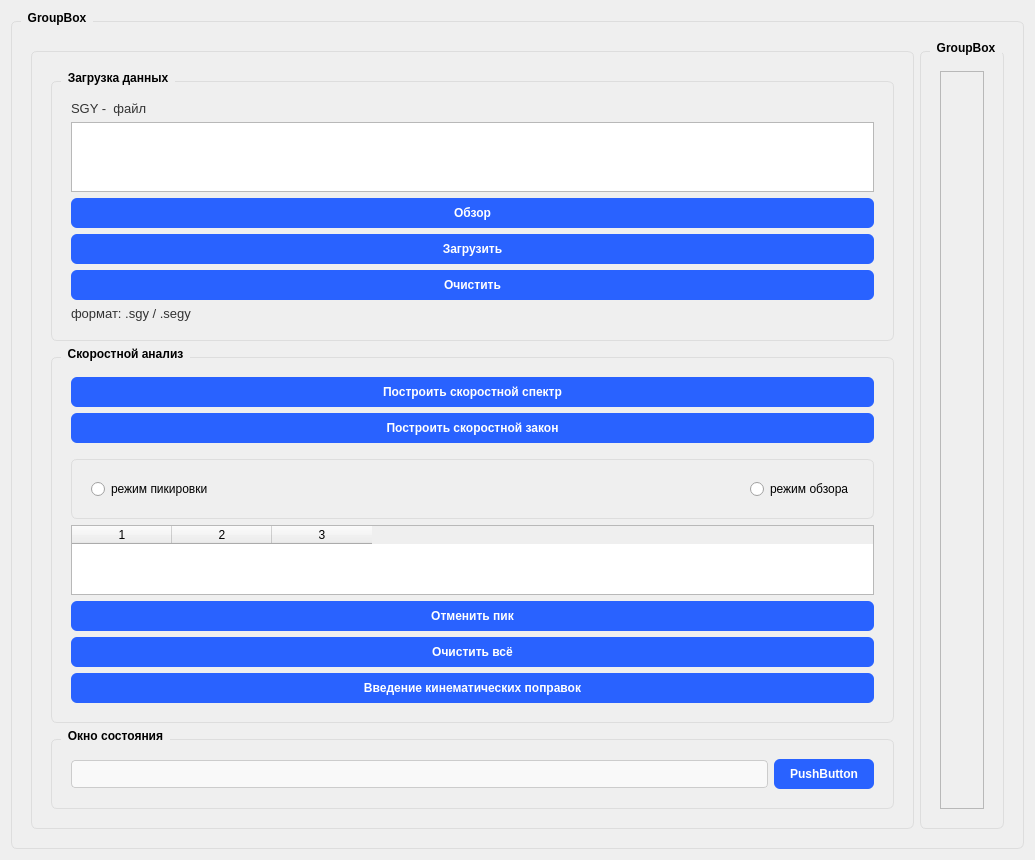
gasng/SeismicTools, file seismictools/apps/NMO_Worker/UI/Settings/NMOWidget.ui: the form before one commit.
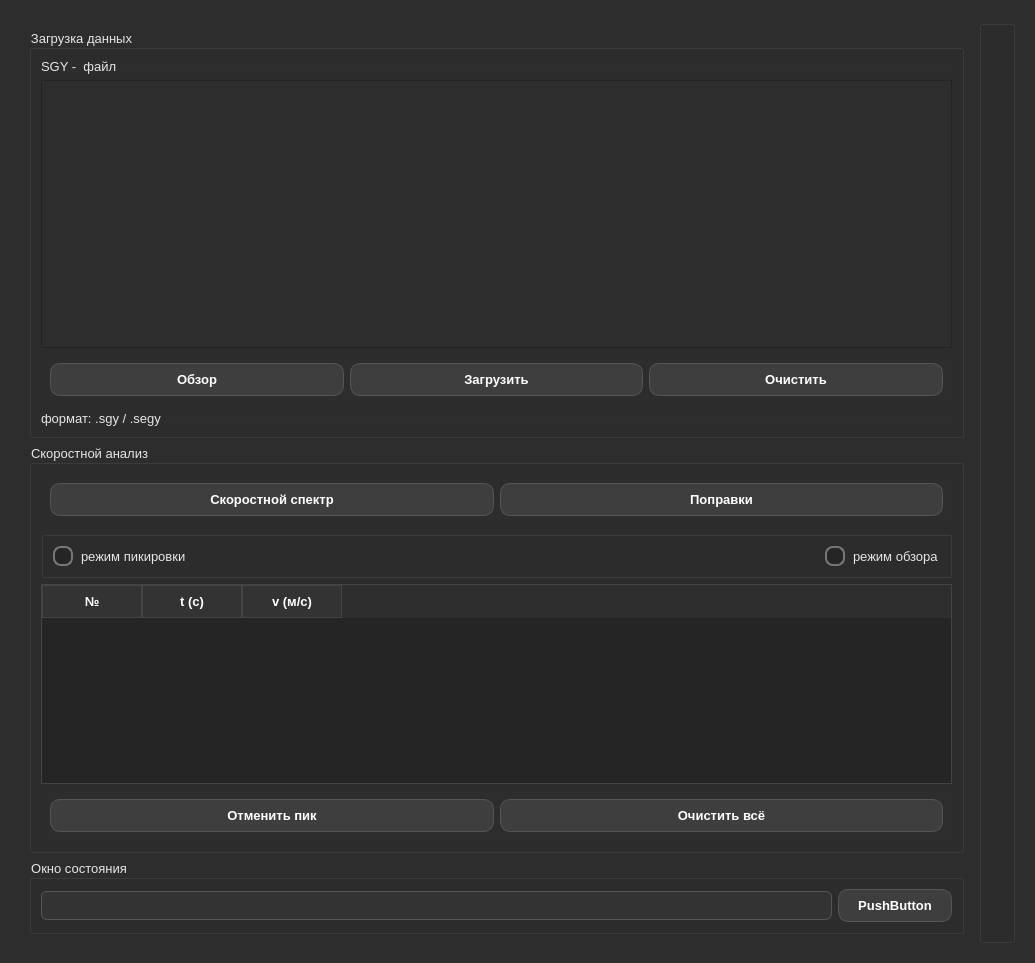
The form after the commit.

Commit message: Изменил дизайн приложения, поставил тёмную тему

```diff
--- a/seismictools/apps/NMO_Worker/UI/Settings/NMOWidget.ui
+++ b/seismictools/apps/NMO_Worker/UI/Settings/NMOWidget.ui
@@ -7,72 +7,136 @@
     <x>0</x>
     <y>0</y>
     <width>1035</width>
-    <height>801</height>
+    <height>963</height>
    </rect>
   </property>
   <property name="windowTitle">
    <string>Form</string>
   </property>
   <property name="styleSheet">
-   <string notr="true">QPushButton {
-    background-color: #2962FF;
-    color: white;
-    border-radius: 6px;
+   <string notr="true">/* Основной стиль — тёмная тема */
+QWidget {
+    background-color: #2d2d2d;
+    color: #e6e6e6;
+    font-family: &quot;Segoe UI&quot;, &quot;Noto Sans&quot;, sans-serif;
+    font-size: 10pt;
+}
+
+/* Кнопки — округлые, с границей, хорошо различимы */
+QPushButton {
+    background-color: #3e3e3e;
+    border: 1px solid #555555;
+    border-radius: 10px;
     padding: 8px 16px;
-    font-weight: bold;
+    color: #ffffff;
+    min-width: 80px;
+    font-weight: 500;
 }
 
 QPushButton:hover {
-    background-color: #1E40AF;
+    background-color: #4c4c4c;
+    border: 1px solid #666666;
 }
 
 QPushButton:pressed {
-    background-color: #172554;
+    background-color: #2a2a2a;
+    border: 1px solid #444444;
 }
 
-QLineEdit {
-    border: 1px solid #ccc;
-    border-radius: 4px;
+QPushButton:disabled {
+    background-color: #353535;
+    color: #888888;
+    border: 1px solid #444444;
+}
+
+/* RadioButton — теперь чётко виден, включая выбранное состояние */
+QRadioButton {
+    color: #e6e6e6;
+    background-color: transparent;
+    spacing: 8px;
+}
+
+QRadioButton::indicator {
+    width: 16px;
+    height: 16px;
+    border: 2px solid #777777;
+    border-radius: 8px;
+    background-color: #252525;
+}
+
+QRadioButton::indicator:hover {
+    border: 2px solid #aaaaaa;
+}
+
+QRadioButton::indicator:checked {
+    border: 2px solid #00a8ff;
+    background-color: #00a8ff;
+}
+
+QRadioButton::indicator:checked:hover {
+    border: 2px solid #33ccff;
+    background-color: #00a8ff;
+}
+
+/* Заголовки таблиц — тёмные с белым текстом */
+QHeaderView::section {
+    background-color: #333333;
+    color: #ffffff;
+    padding: 6px;
+    border: 1px solid #444444;
+    font-weight: bold;
+}
+
+QHeaderView::section:hover {
+    background-color: #3a3a3a;
+}
+
+/* Таблицы */
+QTableWidget, QTableView {
+    background-color: #252525;
+    alternate-background-color: #2a2a2a;
+    gridline-color: #3c3c3c;
+    selection-background-color: #005682;
+    selection-color: #ffffff;
+    border: 1px solid #444444;
+}
+
+/* Поля ввода */
+QLineEdit, QSpinBox, QDoubleSpinBox {
+    background-color: #333333;
+    border: 1px solid #555555;
+    border-radius: 6px;
     padding: 5px;
-    background-color: #f9f9f9;
+    color: #ffffff;
 }
 
 QLineEdit:focus {
-    border: 1px solid #2962FF;
-    background-color: white;
+    border: 1px solid #0078d7;
 }
 
-QLabel {
-    color: #333;
-    font-size: 10pt;
+/* Скроллбар */
+QScrollBar:vertical, QScrollBar:horizontal {
+    background: #2b2b2b;
+    border: none;
 }
 
-QGroupBox {
-    font-weight: bold;
-    border: 1px solid #ddd;
-    border-radius: 6px;
-    margin-top: 10px;
-    padding: 10px;
+QScrollBar::handle:vertical, QScrollBar::handle:horizontal {
+    background: #444444;
+    border-radius: 4px;
+    min-height: 20px;
+    min-width: 20px;
 }
 
-QGroupBox::title {
-    subcontrol-origin: margin;
-    left: 10px;
-    padding: 0 5px;
+QScrollBar::handle:hover {
+    background: #555555;
 }</string>
   </property>
   <layout class="QHBoxLayout" name="horizontalLayout_2">
    <item>
-    <widget class="QGroupBox" name="mainBox">
-     <property name="title">
-      <string>GroupBox</string>
-     </property>
+    <widget class="QWidget" name="mainBox" native="true">
      <layout class="QHBoxLayout" name="horizontalLayout_4">
       <item>
-       <widget class="QGroupBox" name="leftBox">
-        <property name="title">
-         <string/>
-        </property>
+       <widget class="QWidget" name="leftBox" native="true">
         <layout class="QVBoxLayout" name="verticalLayout">
          <item>
           <widget class="QGroupBox" name="DataLoadBox">
@@ -91,6 +155,9 @@
              <widget class="QListWidget" name="Datalist"/>
             </item>
             <item>
+             <widget class="QWidget" name="widget_3" native="true">
+              <layout class="QHBoxLayout" name="horizontalLayout_7">
+               <item>
              <widget class="QPushButton" name="pushButton_choice">
               <property name="text">
                <string>Обзор</string>
@@ -111,6 +178,9 @@
               </property>
              </widget>
             </item>
+              </layout>
+             </widget>
+            </item>
             <item>
              <widget class="QLabel" name="label_2">
               <property name="text">
@@ -128,17 +198,23 @@
            </property>
            <layout class="QVBoxLayout" name="verticalLayout_3">
             <item>
+             <widget class="QWidget" name="widget" native="true">
+              <layout class="QHBoxLayout" name="horizontalLayout_8">
+               <item>
              <widget class="QPushButton" name="pushButton_velocitySpectrum">
               <property name="text">
-               <string>Построить скоростной спектр</string>
+                  <string>Скоростной спектр</string>
               </property>
              </widget>
             </item>
             <item>
-             <widget class="QPushButton" name="pushButton_velocityLaw">
+                <widget class="QPushButton" name="pushButton_applyCorrections">
               <property name="text">
-               <string>Построить скоростной закон</string>
-              </property>
+                  <string>Поправки</string>
+                 </property>
+                </widget>
+               </item>
+              </layout>
              </widget>
             </item>
             <item>
@@ -179,14 +255,38 @@
             </item>
             <item>
              <widget class="QTableWidget" name="tableWidget_picks">
+              <property name="toolTip">
+               <string>&lt;html&gt;&lt;head/&gt;&lt;body&gt;&lt;p&gt;&lt;br/&gt;&lt;/p&gt;&lt;/body&gt;&lt;/html&gt;</string>
+              </property>
               <property name="columnCount">
                <number>3</number>
               </property>
-              <column/>
-              <column/>
-              <column/>
+              <attribute name="horizontalHeaderVisible">
+               <bool>true</bool>
+              </attribute>
+              <attribute name="horizontalHeaderCascadingSectionResizes">
+               <bool>false</bool>
+              </attribute>
+              <column>
+               <property name="text">
+                <string>№</string>
+               </property>
+              </column>
+              <column>
+               <property name="text">
+                <string>t (с)</string>
+               </property>
+              </column>
+              <column>
+               <property name="text">
+                <string>v (м/с)</string>
+               </property>
+              </column>
              </widget>
             </item>
+            <item>
+             <widget class="QWidget" name="widget_2" native="true">
+              <layout class="QHBoxLayout" name="horizontalLayout_6">
             <item>
              <widget class="QPushButton" name="pushButton_undoPick">
               <property name="text">
@@ -201,11 +301,7 @@
               </property>
              </widget>
             </item>
-            <item>
-             <widget class="QPushButton" name="pushButton_applyCorrections">
-              <property name="text">
-               <string>Введение кинематических поправок</string>
-              </property>
+              </layout>
              </widget>
             </item>
            </layout>
@@ -236,9 +332,9 @@
       <item>
        <widget class="QGroupBox" name="rightBox">
         <property name="title">
-         <string>GroupBox</string>
+         <string/>
         </property>
-        <layout class="QVBoxLayout" name="verticalLayout_4">
+        <layout class="QHBoxLayout" name="horizontalLayout_5">
          <item>
           <layout class="QVBoxLayout" name="plotLayout">
            <item>
@@ -253,6 +349,34 @@
            </item>
           </layout>
          </item>
+         <item>
+          <layout class="QVBoxLayout" name="plotLayout2">
+           <item>
+            <widget class="QFrame" name="frame_2">
+             <property name="frameShape">
+              <enum>QFrame::StyledPanel</enum>
+             </property>
+             <property name="frameShadow">
+              <enum>QFrame::Raised</enum>
+             </property>
+            </widget>
+           </item>
+          </layout>
+         </item>
+         <item>
+          <layout class="QVBoxLayout" name="plotLayout3">
+           <item>
+            <widget class="QFrame" name="frame_3">
+             <property name="frameShape">
+              <enum>QFrame::StyledPanel</enum>
+             </property>
+             <property name="frameShadow">
+              <enum>QFrame::Raised</enum>
+             </property>
+            </widget>
+           </item>
+          </layout>
+         </item>
         </layout>
        </widget>
       </item>
```
Lines whose indentation alone changed are shown as unchanged. The commit also changes 1 other file.
